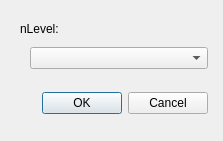
Old version of the form dialog.ui in the repository bbxytl/Head3D_Qt_OpenGL.
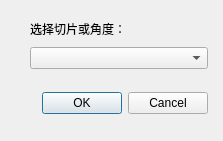
New version of the form.

Diff of the .ui file:
```diff
--- a/dialog.ui
+++ b/dialog.ui
@@ -16,17 +16,17 @@
   <widget class="QLabel" name="label">
    <property name="geometry">
     <rect>
-     <x>20</x>
+     <x>30</x>
      <y>20</y>
-     <width>67</width>
+     <width>111</width>
      <height>17</height>
     </rect>
    </property>
    <property name="text">
-    <string>nLevel:</string>
+    <string>选择切片或角度：</string>
    </property>
   </widget>
-  <widget class="QWidget" name="">
+  <widget class="QWidget" name="layoutWidget">
    <property name="geometry">
     <rect>
      <x>30</x>
```
